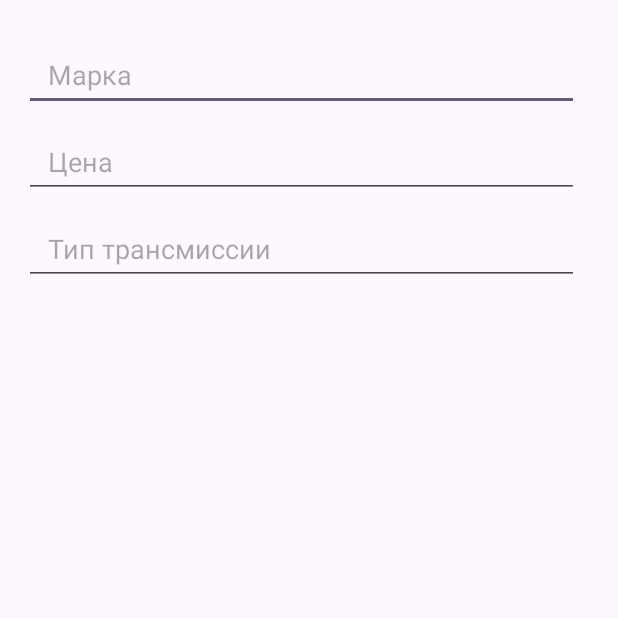
After one commit to NikitinTimofey/TestAndroid, an Android app: the SellActivity screen opened directly, with no data from a screen before it, on a phone screen of 412 x 824 dp, the top half of it. The commit adds this screen. Run offline under Robolectric (Android 15) with nearby library versions, the phone set to English and light mode, and no system bars.

Commit message:
add firebase add sellActivity (test)

```diff
--- a/app/build.gradle.kts
+++ b/app/build.gradle.kts
@@ -1,6 +1,7 @@
 plugins {
     alias(libs.plugins.android.application)
     alias(libs.plugins.kotlin.android)
+    alias(libs.plugins.google.gms.google.services)
 }
 
 android {
@@ -47,6 +48,10 @@ dependencies {
     implementation(libs.material)
     implementation(libs.androidx.activity)
     implementation(libs.androidx.constraintlayout)
+    implementation(libs.firebase.database)
+    implementation(libs.firebase.storage)
+    implementation(libs.firebase.firestore.ktx)
+    implementation(platform(libs.firebase.bom))
     testImplementation(libs.junit)
     androidTestImplementation(libs.androidx.junit)
     androidTestImplementation(libs.androidx.espresso.core)
--- a/app/src/main/AndroidManifest.xml
+++ b/app/src/main/AndroidManifest.xml
@@ -16,6 +16,9 @@
         android:supportsRtl="true"
         android:theme="@style/Theme.RegistrationPage"
         tools:targetApi="31">
+        <activity
+            android:name=".SellActivity"
+            android:exported="false" />
         <activity
             android:name=".ItemActivity"
             android:exported="false" />
--- a/app/src/main/java/com/example/registrationpage/ItemsAdapter.kt
+++ b/app/src/main/java/com/example/registrationpage/ItemsAdapter.kt
@@ -1,5 +1,6 @@
 package com.example.registrationpage
 
+import android.content.ClipData.Item
 import android.content.Context
 import android.content.Intent
 import android.view.LayoutInflater
@@ -10,7 +11,7 @@ import android.widget.ImageView
 import android.widget.TextView
 import androidx.recyclerview.widget.RecyclerView
 
-class ItemsAdapter(var items: List<Item>, var context: Context) : RecyclerView.Adapter<ItemsAdapter.MyViewHolder>() {
+class ItemsAdapter(var items: List<com.example.registrationpage.data.Item>, var context: Context) : RecyclerView.Adapter<ItemsAdapter.MyViewHolder>() {
 
     class MyViewHolder(view: View): RecyclerView.ViewHolder(view) {
         val image: ImageView = view.findViewById(R.id.item_list_image)
@@ -34,7 +35,7 @@ class ItemsAdapter(var items: List<Item>, var context: Context) : RecyclerView.A
         holder.desc.text = "${items[position].year},  ${items[position].transmission}, ${items[position].engineSize}, ${items[position].fuel}, ${items[position].body}, ${items[position].mileage}"
         holder.price.text = items[position].price.toString() + "$"
         val imageId = context.resources.getIdentifier(
-            items[position].image,
+            items[position].imageUrl,
             "drawable",
             context.packageName
         )
--- /dev/null
+++ b/app/src/main/java/com/example/registrationpage/SellActivity.kt
@@ -0,0 +1,14 @@
+package com.example.registrationpage
+
+import android.os.Bundle
+import androidx.appcompat.app.AppCompatActivity
+import android.widget.TextView
+
+class SellActivity : AppCompatActivity() {
+    override fun onCreate(savedInstanceState: Bundle?) {
+        super.onCreate(savedInstanceState)
+        setContentView(R.layout.activity_sell)
+
+        val editTextBrand: TextView = findViewById(R.id.edit_text_brand)
+    }
+}
--- /dev/null
+++ b/app/src/main/res/layout/activity_sell.xml
@@ -0,0 +1,59 @@
+<?xml version="1.0" encoding="utf-8"?>
+<androidx.constraintlayout.widget.ConstraintLayout xmlns:android="http://schemas.android.com/apk/res/android"
+    xmlns:app="http://schemas.android.com/apk/res-auto"
+    xmlns:tools="http://schemas.android.com/tools"
+    android:id="@+id/main"
+    android:layout_width="match_parent"
+    android:layout_height="match_parent"
+    tools:context=".SellActivity">
+
+    <ScrollView
+        android:layout_width="match_parent"
+        android:layout_height="match_parent">
+
+        <LinearLayout
+            android:orientation="vertical"
+            android:layout_width="match_parent"
+            android:layout_height="wrap_content"
+            android:padding="16dp">
+
+            <EditText
+                android:id="@+id/edit_text_brand"
+                android:layout_width="370dp"
+                android:layout_height="wrap_content"
+                android:layout_marginTop="10dp"
+                android:hint="Марка"
+                android:inputType="text"
+                android:minHeight="48dp"
+                android:paddingStart="16dp"
+                app:layout_constraintEnd_toEndOf="parent"
+                app:layout_constraintStart_toStartOf="parent" />
+
+            <EditText
+                android:id="@+id/edit_text_price"
+                android:layout_width="370dp"
+                android:layout_height="wrap_content"
+                android:layout_marginTop="10dp"
+                android:hint="Цена"
+                android:inputType="numberDecimal"
+                android:minHeight="48dp"
+                android:paddingStart="16dp"
+                app:layout_constraintEnd_toEndOf="parent"
+                app:layout_constraintStart_toStartOf="parent" />
+
+            <EditText
+                android:id="@+id/edit_text_transmission"
+                android:layout_width="370dp"
+                android:layout_height="wrap_content"
+                android:layout_marginTop="10dp"
+                android:hint="Тип трансмиссии"
+                android:inputType="text"
+                android:minHeight="48dp"
+                android:paddingStart="16dp"
+                app:layout_constraintEnd_toEndOf="parent"
+                app:layout_constraintStart_toStartOf="parent" />
+
+        </LinearLayout>
+    </ScrollView>
+
+</androidx.constraintlayout.widget.ConstraintLayout>
--- a/build.gradle.kts
+++ b/build.gradle.kts
@@ -2,4 +2,5 @@
 plugins {
     alias(libs.plugins.android.application) apply false
     alias(libs.plugins.kotlin.android) apply false
+    alias(libs.plugins.google.gms.google.services) apply false
 }
```
Also changed, not shown: app/src/main/java/com/example/registrationpage/ItemsActivity.kt (+28 -15 lines), app/src/main/java/com/example/registrationpage/data/Item.kt (renamed from app/src/main/java/com/example/registrationpage/Item.kt, +4 -8 lines), 1 other file.
